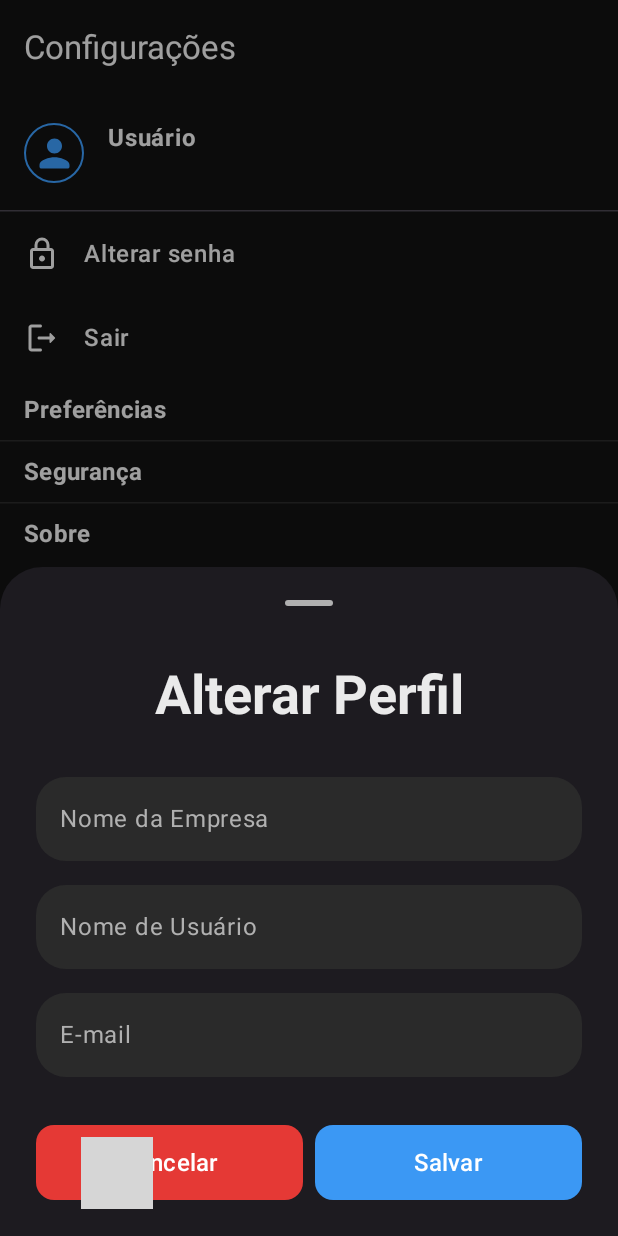
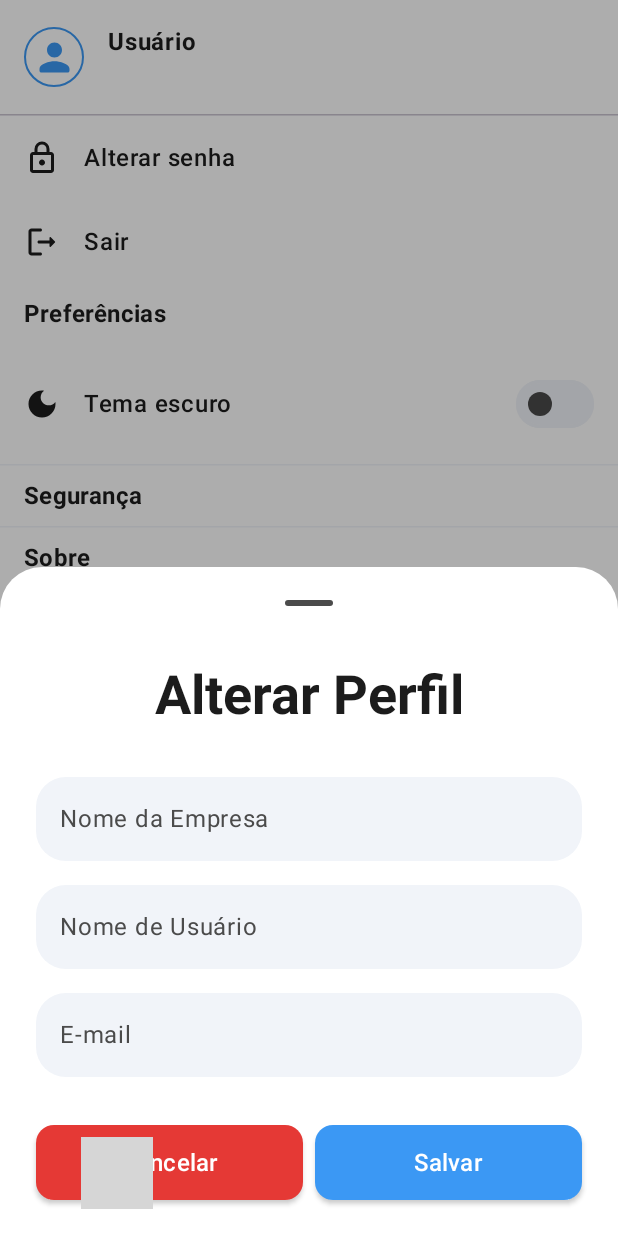
Before and after one commit to Saullo-Programador/MyStock, an Android app built with Jetpack Compose: the SettingsScreen screen opened through its navigation route, after a tap on "Usuário", on a phone screen of 412 x 824 dp. Run offline under Robolectric (Android 15) with nearby library versions, the phone set to English and light mode, and no system bars; our stand-ins replace Dagger/Hilt's generated code, Firebase (no records; nobody signed in at launch, a user with empty details on screens opened directly), accompanist; grey boxes are pictures that could not be loaded.

Commit message:
Refactor: Implementar persistência do tema e melhorias na UI
Este commit introduz a persistência do tema (claro/escuro) utilizando DataStore.
Adiciona também diversas melhorias na interface do usuário, incluindo:
- Ajustes nas cores e elevações de componentes como botões, cards e searchbar.

```diff
--- a/app/build.gradle.kts
+++ b/app/build.gradle.kts
@@ -45,6 +45,8 @@ android {
 }
 
 dependencies {
+    // DataStore
+    implementation(libs.androidx.datastore.preferences)
 
     //Worker
     implementation(libs.androidx.hilt.work)
--- a/app/src/main/java/com/example/meustock/MainActivity.kt
+++ b/app/src/main/java/com/example/meustock/MainActivity.kt
@@ -26,6 +26,7 @@ import com.example.meustock.ui.navigation.MainScreenWithBottomBar
 import com.example.meustock.ui.navigation.Screen
 import com.example.meustock.ui.theme.MeuStockTheme
 import com.example.meustock.ui.viewModel.AppViewModel
+import com.example.meustock.ui.viewModel.SettingsViewModel
 import com.google.accompanist.systemuicontroller.rememberSystemUiController
 import com.google.firebase.firestore.FirebaseFirestore
 import dagger.hilt.android.AndroidEntryPoint
@@ -36,7 +37,8 @@ class MainActivity : ComponentActivity() {
         super.onCreate(savedInstanceState)
         enableEdgeToEdge()
         setContent {
-            var isSystemTheme by rememberSaveable { mutableStateOf(true) }
+            val isSystemThemeViewModel: SettingsViewModel = hiltViewModel()
+            val isSystemTheme = isSystemThemeViewModel.isDarkMode.collectAsState(initial = false).value
             FirebaseFirestore.setLoggingEnabled(true)
             MeuStockTheme(
                 dynamicColor = false,
@@ -48,11 +50,11 @@ class MainActivity : ComponentActivity() {
                 val state by appViewModel.uiState.collectAsState()
                 SideEffect {
                     systemUiController.setStatusBarColor(
-                        color = if(isSystemTheme) Color(0xFF000000) else Color(0xFFFFFFFF),
+                        color = if(isSystemTheme) Color(0xFF121212) else Color(0xFFFFFFFF),
                         darkIcons = isSystemTheme
                     )
                     systemUiController.setNavigationBarColor(
-                        color = if (isSystemTheme) Color(0xFF000000) else Color(0xFFFFFFFF),
+                        color = if (isSystemTheme) Color(0xFF121212) else Color(0xFFFFFFFF),
                         darkIcons = isSystemTheme
                     )
 
--- /dev/null
+++ b/app/src/main/java/com/example/meustock/data/repository/ThemeSystemRepository.kt
@@ -0,0 +1,26 @@
+package com.example.meustock.data.repository
+
+import androidx.datastore.core.DataStore
+import androidx.datastore.preferences.core.Preferences
+import androidx.datastore.preferences.core.booleanPreferencesKey
+import androidx.datastore.preferences.core.edit
+import kotlinx.coroutines.flow.map
+import javax.inject.Inject
+
+private val darkModePreference = booleanPreferencesKey("dark_mode")
+
+class ThemeSystemRepository @Inject constructor(
+    private val dataStore: DataStore<Preferences>
+) {
+    val isDarkMode = dataStore.data
+        .map {
+            it[darkModePreference] ?: false
+        }
+
+    suspend fun setDarkMode(isDarkMode: Boolean) {
+        dataStore.edit { preferences ->
+            preferences[darkModePreference] = isDarkMode
+        }
+
+    }
+}
--- a/app/src/main/java/com/example/meustock/domain/model/Product.kt
+++ b/app/src/main/java/com/example/meustock/domain/model/Product.kt
@@ -6,7 +6,7 @@ data class Product(
     val idProduct: String,
     val imageUrl: String? = null,
     val imagePublicId: String? = null,
-    val name: String,
+    val name: String = "Indefinido",
     val description: String? = null,
     val barcodeSku: String? = null,
     val costPrice: Double,
--- a/app/src/main/java/com/example/meustock/ui/components/AlertDialogComponent.kt
+++ b/app/src/main/java/com/example/meustock/ui/components/AlertDialogComponent.kt
@@ -19,6 +19,7 @@ fun AlertDialogComponent(
     onDismissRequest: () -> Unit,
     textDismiss: String,
     onConfirmation: () -> Unit,
+    containerColor: Color = MaterialTheme.colorScheme.background,
     textConfirmation: String,
     dialogTitle: String,
     dialogText: @Composable () -> Unit,
@@ -27,6 +28,7 @@ fun AlertDialogComponent(
     colorButtonConfirmation: Color = MaterialTheme.colorScheme.primary,
 ){
     AlertDialog(
+        containerColor = containerColor,
         icon = {
             Icon(
                 icon,
--- a/app/src/main/java/com/example/meustock/ui/components/BottomSheet.kt
+++ b/app/src/main/java/com/example/meustock/ui/components/BottomSheet.kt
@@ -1,5 +1,6 @@
 package com.example.meustock.ui.components
 
+import androidx.compose.foundation.background
 import androidx.compose.foundation.layout.Arrangement
 import androidx.compose.foundation.layout.Column
 import androidx.compose.foundation.layout.Row
@@ -26,6 +27,7 @@ fun BottomSheetPassword(
 ){
     Column(
         modifier = Modifier
+            .background(MaterialTheme.colorScheme.background)
             .fillMaxWidth()
             .padding(horizontal = 24.dp),
         horizontalAlignment = Alignment.CenterHorizontally,
@@ -89,6 +91,7 @@ fun BottomSheetUser(
 ){
     Column(
         modifier = Modifier
+            .background(MaterialTheme.colorScheme.background)
             .fillMaxWidth()
             .padding(horizontal = 24.dp),
         horizontalAlignment = Alignment.CenterHorizontally,
--- a/app/src/main/java/com/example/meustock/ui/components/ButtonComponent.kt
+++ b/app/src/main/java/com/example/meustock/ui/components/ButtonComponent.kt
@@ -19,6 +19,7 @@ import androidx.compose.material.icons.filled.Delete
 import androidx.compose.material3.Button
 import androidx.compose.material3.ButtonColors
 import androidx.compose.material3.ButtonDefaults
+import androidx.compose.material3.ButtonElevation
 import androidx.compose.material3.CircularProgressIndicator
 import androidx.compose.material3.Icon
 import androidx.compose.material3.MaterialTheme
@@ -49,10 +50,12 @@ fun ButtonComponent(
     iconPosition: ButtonIconPosition = ButtonIconPosition.START,
     colors: ButtonColors = ButtonDefaults.buttonColors(),
     fontColor: Color = Color.White,
-    cornerRadius: Int = 15
+    cornerRadius: Int = 15,
+    elevation: ButtonElevation = ButtonDefaults.buttonElevation( defaultElevation = 2.dp, pressedElevation = 2.dp)
 ) {
 
     Button(
+        elevation = elevation,
         onClick = { if (!isLoading) onClick() },
         modifier = modifier
             .height(50.dp)
--- a/app/src/main/java/com/example/meustock/ui/components/ItemProduct.kt
+++ b/app/src/main/java/com/example/meustock/ui/components/ItemProduct.kt
@@ -45,6 +45,7 @@ fun ItemProduct(
         shape = RoundedCornerShape(15.dp),
         modifier = Modifier
             .fillMaxWidth()
+            .padding(vertical = 6.dp)
             .clickable(onClick = detailItemProduct)
             .height(190.dp),
         colors = CardDefaults.cardColors(containerColor = MaterialTheme.colorScheme.surface)
@@ -98,6 +99,7 @@ fun ItemProduct(
                             )
                     )
                     DropdownMenu(
+                        containerColor = MaterialTheme.colorScheme.background,
                         expanded = menuExpanded,
                         onDismissRequest = { menuExpanded = false }
                     ) {
--- a/app/src/main/java/com/example/meustock/ui/screens/HomeScreen.kt
+++ b/app/src/main/java/com/example/meustock/ui/screens/HomeScreen.kt
@@ -29,6 +29,7 @@ import androidx.compose.runtime.collectAsState
 import androidx.compose.runtime.getValue
 import androidx.compose.ui.Alignment
 import androidx.compose.ui.Modifier
+import androidx.compose.ui.draw.clip
 import androidx.compose.ui.graphics.Color
 import androidx.compose.ui.res.painterResource
 import androidx.compose.ui.text.font.FontWeight
@@ -175,12 +176,14 @@ fun DashboardSummaryCard(
                 width = 1.dp,
                 color = colorIcon,
                 shape = RoundedCornerShape(15.dp)
-            )
+            ),
+        shape = RoundedCornerShape(15.dp),
     ) {
         Column(
             modifier = Modifier
                 .background(MaterialTheme.colorScheme.surface)
                 .padding(16.dp)
+                .clip(RoundedCornerShape(15.dp))
                 .fillMaxSize(),
             verticalArrangement = Arrangement.Center
         ) {
--- a/app/src/main/java/com/example/meustock/ui/screens/SettingsScreen.kt
+++ b/app/src/main/java/com/example/meustock/ui/screens/SettingsScreen.kt
@@ -37,7 +37,6 @@ import com.example.meustock.ui.components.AlertDialogComponent
 import com.example.meustock.ui.components.BottomSheetPassword
 import com.example.meustock.ui.components.BottomSheetUser
 import com.example.meustock.ui.components.TextFeldComponent
-import com.example.meustock.ui.components.ViewReact
 import com.example.meustock.ui.states.UserUiState
 import com.example.meustock.ui.viewModel.SettingsViewModel
 import com.example.meustock.ui.viewModel.UserEvent
@@ -116,6 +115,7 @@ fun SettingsContent(
 
 
     Scaffold(
+        /*
         topBar = {
             TopAppBar(
                 colors = TopAppBarDefaults.centerAlignedTopAppBarColors(
@@ -134,6 +134,8 @@ fun SettingsContent(
                 },
             )
         }
+
+         */
     ) { padding ->
         Column(
             modifier = Modifier
@@ -196,7 +198,14 @@ fun SettingsContent(
 
             // ===== Preferências =====
             SettingSection(title = "Preferências") {
-                // Definir tema
+                SettingsSwitch(
+                    icon = painterResource(R.drawable.icon_dark_mode),
+                    title = "Tema escuro",
+                    checked = viewModel.isDarkMode.collectAsState(initial = false).value,
+                    onCheckedChange = { isDarkMode ->
+                        viewModel.setDarkMode(isDarkMode)
+                    }
+                )
             }
             HorizontalDivider(thickness = DividerDefaults.Thickness, color = MaterialTheme.colorScheme.surfaceVariant)
 
@@ -236,6 +245,7 @@ fun SettingsContent(
         }
         if ( showSheetPassword ) {
             ModalBottomSheet(
+                containerColor = MaterialTheme.colorScheme.background,
                 onDismissRequest = {
                     showSheetPassword = false
                 },
@@ -253,6 +263,7 @@ fun SettingsContent(
         }
         if(showSheetPerfil){
             ModalBottomSheet(
+                containerColor = MaterialTheme.colorScheme.background,
                 onDismissRequest = {
                     showSheetPerfil = false
                 },
@@ -334,7 +345,17 @@ fun SettingsSwitch(
             modifier = Modifier.weight(1f),
             fontWeight = FontWeight.Medium
         )
-        Switch(checked = checked, onCheckedChange = onCheckedChange)
+        Switch(
+            checked = checked,
+            onCheckedChange = onCheckedChange,
+            colors = SwitchDefaults.colors(
+                checkedThumbColor = MaterialTheme.colorScheme.onBackground,
+                checkedTrackColor = MaterialTheme.colorScheme.primary,
+                uncheckedThumbColor = MaterialTheme.colorScheme.onSurfaceVariant,
+                uncheckedTrackColor = MaterialTheme.colorScheme.surfaceVariant,
+                uncheckedBorderColor = MaterialTheme.colorScheme.surfaceVariant
+            )
+        )
     }
 }
 
--- a/app/src/main/java/com/example/meustock/ui/screens/product/ProductMovementsScreen.kt
+++ b/app/src/main/java/com/example/meustock/ui/screens/product/ProductMovementsScreen.kt
@@ -47,7 +47,8 @@ fun ProductMovementsScreen(
                 title = "Movimentações",
                 onNavigationIconClick = {
                     onBack()
-                }
+                },
+                colorBackground = Color.Transparent,
             )
         }
     ) { padding ->
@@ -60,7 +61,7 @@ fun ProductMovementsScreen(
         ){
 
             if ( movements.isEmpty()) {
-                Text("Produto não encontrado")
+                Text("Nenhuma movimentação encontrada")
             }else {
                 LazyColumn {
                     items(movements) { movement ->
@@ -83,6 +84,7 @@ fun MovementItem(movement: ProductMovement) {
             .padding(8.dp)
             .fillMaxWidth(),
         shape = RoundedCornerShape(15.dp),
+        colors = CardDefaults.cardColors(containerColor = MaterialTheme.colorScheme.surface),
         elevation = CardDefaults.cardElevation(defaultElevation = 4.dp)
     ) {
         Column(modifier = Modifier.padding(16.dp)) {
--- a/app/src/main/java/com/example/meustock/ui/theme/Color.kt
+++ b/app/src/main/java/com/example/meustock/ui/theme/Color.kt
@@ -12,8 +12,8 @@
 // =====================
 // LIGHT MODE
 // =====================
-val BackgroundLight = Color(0xFFF8FAFD)     // fundo geral bem claro
-val SurfaceLight = Color(0xFFFFFFFF)        // cartões, inputs, fundo de listas
+val BackgroundLight = Color(0xFFFFFFFF)     // fundo geral bem claro
+val SurfaceLight = Color(0xFFF8FAFD)        // cartões, inputs, fundo de listas
 val InputBackgroundLight = Color(0xFFF1F4F9) // campos de texto
 val TextPrimaryLight = Color(0xFF1C1C1C)    // texto principal
 val TextSecondaryLight = Color(0xFF4B4B4B)  // texto secundário
--- a/app/src/main/java/com/example/meustock/ui/viewModel/SettingsViewModel.kt
+++ b/app/src/main/java/com/example/meustock/ui/viewModel/SettingsViewModel.kt
@@ -3,6 +3,7 @@ package com.example.meustock.ui.viewModel
 import androidx.lifecycle.ViewModel
 import androidx.lifecycle.viewModelScope
 import com.example.meustock.authentication.FirebaseAuthManager
+import com.example.meustock.data.repository.ThemeSystemRepository
 import com.example.meustock.ui.states.AuthUiState
 import dagger.hilt.android.lifecycle.HiltViewModel
 import kotlinx.coroutines.flow.MutableStateFlow
@@ -14,8 +15,11 @@ import javax.inject.Inject
 
 @HiltViewModel
 class SettingsViewModel @Inject constructor(
-    private val authManager: FirebaseAuthManager
+    private val authManager: FirebaseAuthManager,
+    private val themeDataStoreRepository: ThemeSystemRepository
 ) : ViewModel() {
+
+    val isDarkMode = themeDataStoreRepository.isDarkMode
 
     private val _uiState = MutableStateFlow(AuthUiState())
     val uiState: StateFlow<AuthUiState> = _uiState.asStateFlow()
@@ -51,6 +55,12 @@ class SettingsViewModel @Inject constructor(
         }
     }
 
+    fun setDarkMode(isDarkMode: Boolean) {
+        viewModelScope.launch {
+            themeDataStoreRepository.setDarkMode(isDarkMode)
+        }
+    }
+
     fun clearError() {
         _uiState.update { it.copy(error = null) }
     }
--- a/app/src/main/res/drawable/icon_light_mode.xml
+++ /dev/null
@@ -1,5 +0,0 @@
-<vector xmlns:android="http://schemas.android.com/apk/res/android" android:height="24dp" android:tint="#000000" android:viewportHeight="24" android:viewportWidth="24" android:width="24dp">
-
-    <path android:fillColor="@android:color/white" android:pathData="M12,7c-2.76,0 -5,2.24 -5,5s2.24,5 5,5s5,-2.24 5,-5S14.76,7 12,7L12,7zM2,13l2,0c0.55,0 1,-0.45 1,-1s-0.45,-1 -1,-1l-2,0c-0.55,0 -1,0.45 -1,1S1.45,13 2,13zM20,13l2,0c0.55,0 1,-0.45 1,-1s-0.45,-1 -1,-1l-2,0c-0.55,0 -1,0.45 -1,1S19.45,13 20,13zM11,2v2c0,0.55 0.45,1 1,1s1,-0.45 1,-1V2c0,-0.55 -0.45,-1 -1,-1S11,1.45 11,2zM11,20v2c0,0.55 0.45,1 1,1s1,-0.45 1,-1v-2c0,-0.55 -0.45,-1 -1,-1C11.45,19 11,19.45 11,20zM5.99,4.58c-0.39,-0.39 -1.03,-0.39 -1.41,0c-0.39,0.39 -0.39,1.03 0,1.41l1.06,1.06c0.39,0.39 1.03,0.39 1.41,0s0.39,-1.03 0,-1.41L5.99,4.58zM18.36,16.95c-0.39,-0.39 -1.03,-0.39 -1.41,0c-0.39,0.39 -0.39,1.03 0,1.41l1.06,1.06c0.39,0.39 1.03,0.39 1.41,0c0.39,-0.39 0.39,-1.03 0,-1.41L18.36,16.95zM19.42,5.99c0.39,-0.39 0.39,-1.03 0,-1.41c-0.39,-0.39 -1.03,-0.39 -1.41,0l-1.06,1.06c-0.39,0.39 -0.39,1.03 0,1.41s1.03,0.39 1.41,0L19.42,5.99zM7.05,18.36c0.39,-0.39 0.39,-1.03 0,-1.41c-0.39,-0.39 -1.03,-0.39 -1.41,0l-1.06,1.06c-0.39,0.39 -0.39,1.03 0,1.41s1.03,0.39 1.41,0L7.05,18.36z"/>
-
-</vector>
--- a/gradle/libs.versions.toml
+++ b/gradle/libs.versions.toml
@@ -1,5 +1,6 @@
 [versions]
 accompanistSystemuicontroller = "0.36.0"
+datastorePreferences = "1.1.7"
 agp = "8.12.1"
 barcodeScanning = "17.3.0"
 cameraCamera2 = "1.4.2"
@@ -79,6 +80,7 @@ retrofit = { module = "com.squareup.retrofit2:retrofit", version.ref = "retrofit
 text-recognition = { module = "com.google.mlkit:text-recognition", version.ref = "textRecognition" }
 firebase-firestore-ktx = { group = "com.google.firebase", name = "firebase-firestore-ktx", version.ref = "firebaseFirestoreKtx" }
 work-runtime-ktx = { module = "androidx.work:work-runtime-ktx", version.ref = "workRuntimeKtxVersion" }
+androidx-datastore-preferences = { module = "androidx.datastore:datastore-preferences", version.ref = "datastorePreferences" }
 
 [plugins]
 android-application = { id = "com.android.application", version.ref = "agp" }
```
Also changed, not shown: app/src/main/java/com/example/meustock/di/DataStoreModule.kt (added, +27 -0 lines), app/src/main/java/com/example/meustock/ui/components/SearchComponents.kt (+10 -0 lines), app/src/main/java/com/example/meustock/ui/screens/product/ProductWithdrawalScreen.kt (+9 -7 lines).
